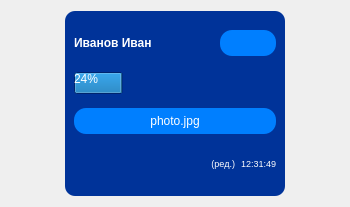
BagaevDanil/messenger, file client/formfilemessage.ui: the form before one commit.
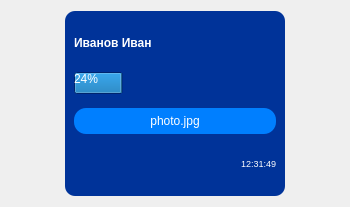
The form after the commit. Icons and pictures are not drawn.

Patch:
```diff
--- a/client/formfilemessage.ui
+++ b/client/formfilemessage.ui
@@ -94,40 +94,6 @@
             </property>
            </spacer>
           </item>
-          <item>
-           <widget class="QPushButton" name="pushButtonEditing">
-            <property name="styleSheet">
-             <string notr="true">QPushButton {
-    border: none;
-    border-radius: 12px; /* радиус скругления */
-    padding: 6px 12px; /* отступ текста от края кнопки */
-    background-color: #007fff;
-    color: white;
-}
-
-QPushButton:hover {
-    background-color: #006acc;
-}
-
-QPushButton:pressed {
-    background-color: #0058a0;
-}</string>
-            </property>
-            <property name="text">
-             <string/>
-            </property>
-            <property name="icon">
-             <iconset resource="resources.qrc">
-              <normaloff>:/icons/icons/icon_edit.png</normaloff>:/icons/icons/icon_edit.png</iconset>
-            </property>
-            <property name="iconSize">
-             <size>
-              <width>14</width>
-              <height>14</height>
-             </size>
-            </property>
-           </widget>
-          </item>
          </layout>
         </item>
         <item>
@@ -204,39 +170,6 @@
             </property>
            </widget>
           </item>
-          <item>
-           <widget class="QLabel" name="labelEditStatus">
-            <property name="sizePolicy">
-             <sizepolicy hsizetype="Preferred" vsizetype="Minimum">
-              <horstretch>0</horstretch>
-              <verstretch>0</verstretch>
-             </sizepolicy>
-            </property>
-            <property name="maximumSize">
-             <size>
-              <width>16777215</width>
-              <height>30</height>
-             </size>
-            </property>
-            <property name="font">
-             <font>
-              <pointsize>7</pointsize>
-             </font>
-            </property>
-            <property name="contextMenuPolicy">
-             <enum>Qt::NoContextMenu</enum>
-            </property>
-            <property name="text">
-             <string>(ред.)</string>
-            </property>
-            <property name="alignment">
-             <set>Qt::AlignRight|Qt::AlignTrailing|Qt::AlignVCenter</set>
-            </property>
-            <property name="margin">
-             <number>0</number>
-            </property>
-           </widget>
-          </item>
           <item>
            <widget class="QLabel" name="labelTime">
             <property name="sizePolicy">
```
